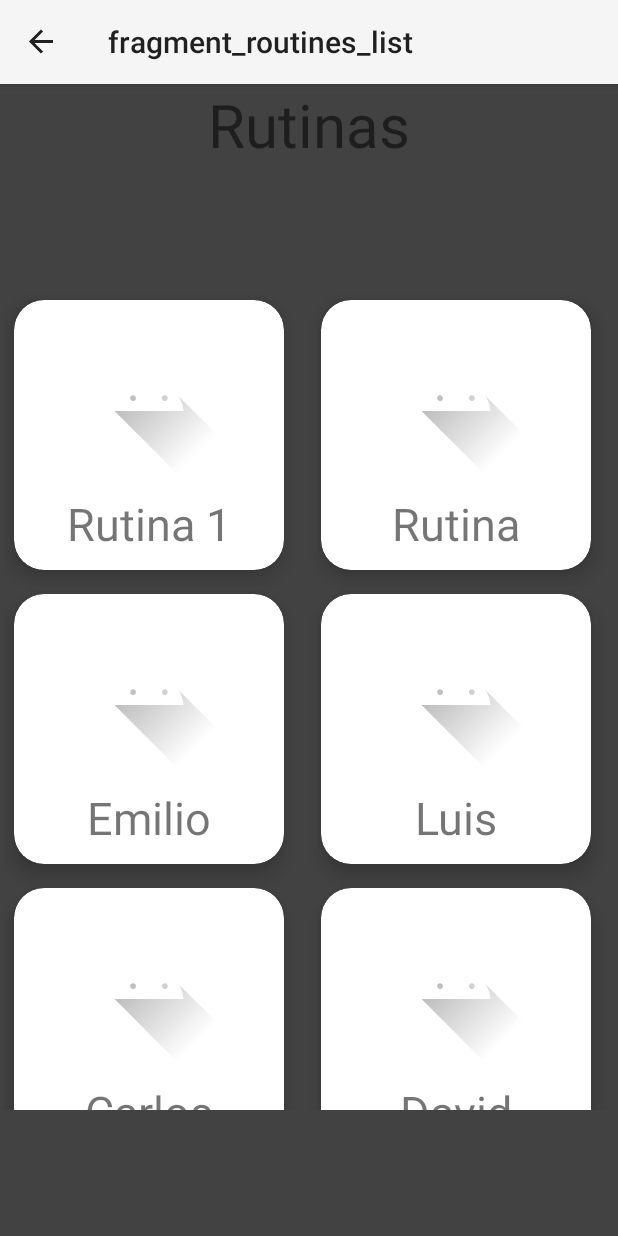
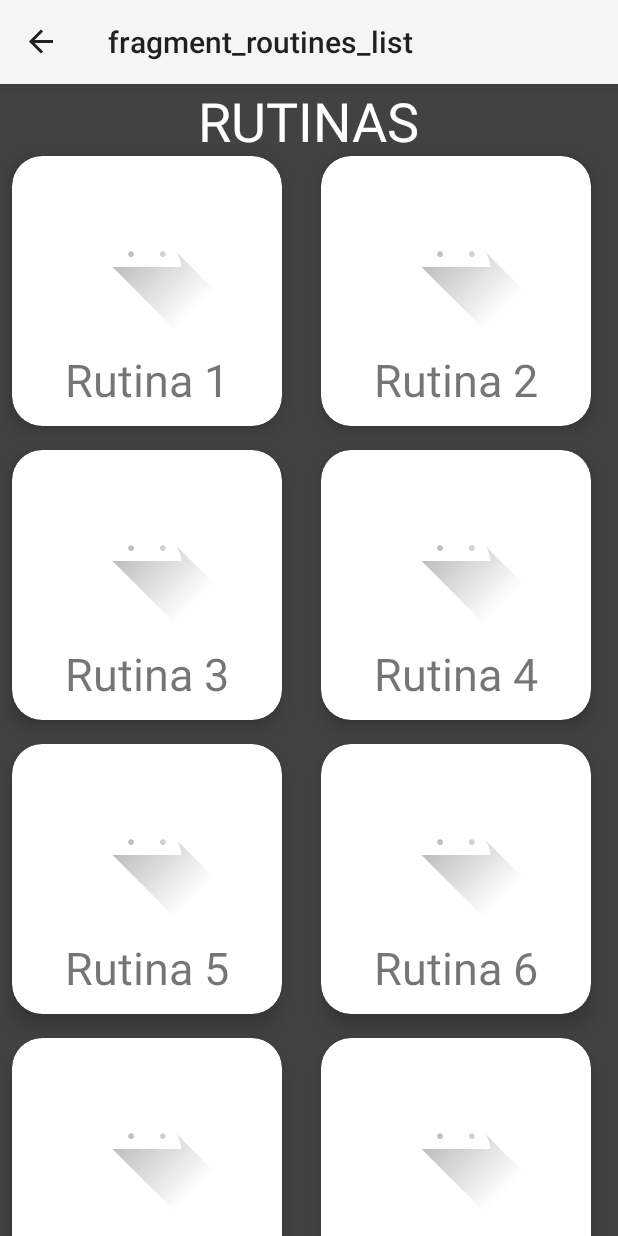
Before and after one commit to andykamin3/AppClientes, an Android app: the RoutinesListFragment screen opened through its navigation route, in the side drawer, after a tap on "Rutinas", on a phone screen of 412 x 824 dp. Run offline under Robolectric (Android 15) with nearby library versions, the phone set to English and light mode, and no system bars; our stand-ins replace navigation-ui.

Commit message:
Agregué el recycler view de rutinas y logré que pase valores específicos de una rutina dependiendo el item que presiones

```diff
--- a/app/build.gradle
+++ b/app/build.gradle
@@ -39,5 +39,7 @@ dependencies {
     androidTestImplementation 'androidx.test.ext:junit:1.1.1'
     androidTestImplementation 'androidx.test.espresso:espresso-core:3.2.0'
     implementation 'com.google.android.material:material:1.1.0'
+    implementation 'com.github.bumptech.glide:glide:4.9.0'
+
 
 }
--- a/app/src/main/AndroidManifest.xml
+++ b/app/src/main/AndroidManifest.xml
@@ -1,7 +1,7 @@
 <?xml version="1.0" encoding="utf-8"?>
 <manifest xmlns:android="http://schemas.android.com/apk/res/android"
     package="com.example.appclientes2">
-
+    <uses-permission android:name="android.permission.INTERNET" />
     <application
         android:allowBackup="true"
         android:icon="@mipmap/ic_launcher"
--- a/app/src/main/java/com/example/appclientes2/Adapters/AdapterRoutine.kt
+++ b/app/src/main/java/com/example/appclientes2/Adapters/AdapterRoutine.kt
@@ -9,7 +9,7 @@ import androidx.recyclerview.widget.RecyclerView
 import com.example.appclientes2.Entities.Routine
 import com.example.appclientes2.R
 
-class RoutinesListAdapter (private var routinesList: MutableList<Routine>,val adapterOnClick : () -> Unit) : RecyclerView.Adapter<RoutinesListAdapter.RoutineHolder>() {
+class RoutinesListAdapter (private var routinesList: MutableList<Routine>,val adapterOnClick : (Int) -> Unit) : RecyclerView.Adapter<RoutinesListAdapter.RoutineHolder>() {
 
     companion object {
 
@@ -52,7 +52,7 @@ class RoutinesListAdapter (private var routinesList: MutableList<Routine>,val ad
     override fun onBindViewHolder(holder: RoutineHolder, position: Int) {
         holder.bindItems(routinesList[position])
         holder.getCardLayout().setOnClickListener {
-            adapterOnClick()
+            adapterOnClick(position)
         }
 
 
--- a/app/src/main/java/com/example/appclientes2/Entities/Routine.kt
+++ b/app/src/main/java/com/example/appclientes2/Entities/Routine.kt
@@ -1,23 +1,25 @@
 package com.example.appclientes2.Entities
 
-class Routine(name: String /*intensify : String, bodyPart: String, professor: String, objective: String, duration: Int, image: String*/) {
+class Routine(name: String?//, intensify : String?, bodyPart: String?, duration: Int?, image: String?
+             //,professor: String, objective: String
+             ) {
 
-    lateinit var name: String
-   /* lateinit var intensify: String
-    lateinit var bodyPart: String
+    var name: String = "name"
+    /*var intensify: String = "intensify"
+    var bodyPart: String = "bodypart"
     lateinit var professor: String
     lateinit var objective: String
-    var duration: Int*/
-    lateinit var image: String
+    var duration: Int = 230
+    var image: String = "image" */
 
     init{
-        this.name = name
-        /*this.intensify = intensify
-        this.bodyPart = bodyPart
-        this.professor = professor
-        this.objective = objective
-        this.duration = duration*/
-        this.image = image
-
+        this.name = name!!
+      /*  this.intensify = intensify!!
+        this.bodyPart = bodyPart!!
+      //this.professor = professor
+      //this.objective = objective
+        this.duration = duration!!
+        this.image = image!!
+        */
     }
 }
--- a/app/src/main/java/com/example/appclientes2/RoutinesFragments/RoutinesListFragment.kt
+++ b/app/src/main/java/com/example/appclientes2/RoutinesFragments/RoutinesListFragment.kt
@@ -24,10 +24,6 @@ class RoutinesListFragment : Fragment() {
     private lateinit var routinesListAdapter: RoutinesListAdapter
     private lateinit var gridLayoutManager : GridLayoutManager
 
-    companion object {
-        fun newInstance() = RoutinesListFragment()
-    }
-
     override fun onCreateView(
         inflater: LayoutInflater, container: ViewGroup?,
         savedInstanceState: Bundle?
@@ -38,34 +34,31 @@ class RoutinesListFragment : Fragment() {
         return v
     }
 
-    override fun onActivityCreated(savedInstanceState: Bundle?) {
-        super.onActivityCreated(savedInstanceState)
-        // TODO: Use the ViewModel
-    }
-
     override fun onStart() {
         super.onStart()
 
         routine.add(Routine("Rutina 1"))
-        routine.add(Routine("Rutina"))
-        routine.add(Routine("Emilio"))
-        routine.add(Routine("Luis"))
-        routine.add(Routine("Carlos"))
-        routine.add(Routine("David"))
+        routine.add(Routine("Rutina 2"))
+        routine.add(Routine("Rutina 3"))
+        routine.add(Routine("Rutina 4"))
+        routine.add(Routine("Rutina 5"))
+        routine.add(Routine("Rutina 6"))
 
         recRoutines.setHasFixedSize(true)
         gridLayoutManager = GridLayoutManager(context,2, LinearLayoutManager.VERTICAL,false)
         recRoutines.layoutManager = gridLayoutManager
-        routinesListAdapter= RoutinesListAdapter(routine!!){onItemClick()}
+        routinesListAdapter= RoutinesListAdapter(routine!!){position -> onItemClick(position)}
         //routinesListAdapter = RoutinesListAdapter(routine)
         recRoutines.adapter = routinesListAdapter
 
     }
 
-    public fun onItemClick(){
+    public fun onItemClick(position : Int){
         Snackbar.make(v,"click", Snackbar.LENGTH_SHORT).show()
-        val action1to2 = RoutinesListFragmentDirections.actionDestinationRoutinesToSpecificRoutineFragment()
 
+        val action1to2 = RoutinesListFragmentDirections.actionDestinationRoutinesToSpecificRoutineFragment(
+            routine[position].name
+        )
         v.findNavController().navigate(action1to2)
     }
 
--- a/app/src/main/java/com/example/appclientes2/RoutinesFragments/SpecificRoutineFragment.kt
+++ b/app/src/main/java/com/example/appclientes2/RoutinesFragments/SpecificRoutineFragment.kt
@@ -5,14 +5,29 @@ import androidx.fragment.app.Fragment
 import android.view.LayoutInflater
 import android.view.View
 import android.view.ViewGroup
+import android.widget.TextView
 import com.example.appclientes2.R
+import kotlinx.android.synthetic.main.fragment_specific_routine.*
 
 class SpecificRoutineFragment : Fragment() {
+
+    lateinit var v : View
+    lateinit var txt1 : TextView
 
     override fun onCreateView(
         inflater: LayoutInflater, container: ViewGroup?,
         savedInstanceState: Bundle?
     ): View? {
-        return inflater.inflate(R.layout.fragment_specific_routine, container, false)
+        v = inflater.inflate(R.layout.fragment_specific_routine, container, false)
+        txt1 = v.findViewById(R.id.txtSpecificRoutine)
+        return v
+    }
+
+
+    override fun onStart() {
+        super.onStart()
+
+        val strName = SpecificRoutineFragmentArgs.fromBundle(requireArguments()).strName
+        txtSpecificRoutine.text = strName
     }
 }
--- a/app/src/main/res/layout/fragment_events_list.xml
+++ b/app/src/main/res/layout/fragment_events_list.xml
@@ -12,6 +12,7 @@
         android:layout_width="wrap_content"
         android:layout_height="wrap_content"
         android:text="Eventos"
+        android:textColor="@color/colorWhite"
         android:textSize="40sp"
         app:layout_constraintBottom_toBottomOf="parent"
         app:layout_constraintEnd_toEndOf="parent"
--- a/app/src/main/res/layout/fragment_favorite.xml
+++ b/app/src/main/res/layout/fragment_favorite.xml
@@ -13,6 +13,7 @@
         android:layout_height="wrap_content"
         android:text="Favoritos"
         android:textSize="40sp"
+        android:textColor="@color/colorWhite"
         app:layout_constraintBottom_toBottomOf="parent"
         app:layout_constraintEnd_toEndOf="parent"
         app:layout_constraintStart_toStartOf="parent"
--- a/app/src/main/res/layout/fragment_machines_list.xml
+++ b/app/src/main/res/layout/fragment_machines_list.xml
@@ -12,6 +12,7 @@
         android:layout_width="wrap_content"
         android:layout_height="wrap_content"
         android:text="Máquinas"
+        android:textColor="@color/colorWhite"
         android:textSize="40sp"
         app:layout_constraintBottom_toBottomOf="parent"
         app:layout_constraintEnd_toEndOf="parent"
--- a/app/src/main/res/layout/fragment_main.xml
+++ b/app/src/main/res/layout/fragment_main.xml
@@ -12,6 +12,7 @@
         android:layout_width="wrap_content"
         android:layout_height="wrap_content"
         android:text="Inicio"
+        android:textColor="@color/colorWhite"
         android:textSize="40sp"
         app:layout_constraintBottom_toBottomOf="parent"
         app:layout_constraintEnd_toEndOf="parent"
--- a/app/src/main/res/layout/fragment_profile.xml
+++ b/app/src/main/res/layout/fragment_profile.xml
@@ -12,6 +12,7 @@
         android:layout_width="wrap_content"
         android:layout_height="wrap_content"
         android:text="Perfil"
+        android:textColor="@color/colorWhite"
         android:textSize="40sp"
         app:layout_constraintBottom_toBottomOf="parent"
         app:layout_constraintEnd_toEndOf="parent"
--- a/app/src/main/res/layout/fragment_routines_list.xml
+++ b/app/src/main/res/layout/fragment_routines_list.xml
@@ -5,27 +5,29 @@
     android:id="@+id/frameLayout7"
     android:layout_width="match_parent"
     android:layout_height="match_parent"
+    android:background="@color/colorGreyBlack"
     tools:context=".RoutinesFragments.RoutinesListFragment">
 
+    <androidx.recyclerview.widget.RecyclerView
+        android:id="@+id/rec_routines"
+        android:layout_width="match_parent"
+        android:layout_height="match_parent"
+        android:layout_marginTop="40dp"
+        app:layout_constraintBottom_toBottomOf="parent"
+        app:layout_constraintEnd_toEndOf="parent"
+        app:layout_constraintHorizontal_bias="0.0"
+        app:layout_constraintStart_toStartOf="parent"
+        app:layout_constraintTop_toBottomOf="@+id/textViewRoutines" />
+
     <TextView
-        android:id="@+id/textView7"
+        android:id="@+id/textViewRoutines"
         android:layout_width="wrap_content"
-        android:layout_height="wrap_content"
-        android:text="Rutinas"
-        android:textSize="40sp"
+        android:layout_height="40dp"
+        android:text="RUTINAS"
+        android:textColor="@color/colorWhite"
+        android:textSize="36sp"
         app:layout_constraintEnd_toEndOf="parent"
         app:layout_constraintStart_toStartOf="parent"
         app:layout_constraintTop_toTopOf="parent" />
 
-    <androidx.recyclerview.widget.RecyclerView
-        android:id="@+id/rec_routines"
-        android:layout_width="409dp"
-        android:layout_height="548dp"
-        android:layout_marginStart="1dp"
-        android:layout_marginEnd="1dp"
-        android:layout_marginBottom="2dp"
-        app:layout_constraintBottom_toBottomOf="parent"
-        app:layout_constraintEnd_toEndOf="parent"
-        app:layout_constraintStart_toStartOf="parent"
-        app:layout_constraintTop_toBottomOf="@+id/textView7" />
 </androidx.constraintlayout.widget.ConstraintLayout>
--- a/app/src/main/res/layout/fragment_specific_routine.xml
+++ b/app/src/main/res/layout/fragment_specific_routine.xml
@@ -5,4 +5,15 @@
     android:id="@+id/frameLayout11"
     android:layout_width="match_parent"
     android:layout_height="match_parent"
-    tools:context=".RoutinesFragments.SpecificRoutineFragment"/>
+    tools:context=".RoutinesFragments.SpecificRoutineFragment">
+
+    <TextView
+        android:id="@+id/txtSpecificRoutine"
+        android:layout_width="wrap_content"
+        android:layout_height="wrap_content"
+        android:text="TextView"
+        app:layout_constraintBottom_toBottomOf="parent"
+        app:layout_constraintEnd_toEndOf="parent"
+        app:layout_constraintStart_toStartOf="parent"
+        app:layout_constraintTop_toTopOf="parent" />
+</androidx.constraintlayout.widget.ConstraintLayout>
--- a/app/src/main/res/layout/item_routine.xml
+++ b/app/src/main/res/layout/item_routine.xml
@@ -19,7 +19,7 @@
             android:id="@+id/txt_name_item"
             android:layout_width="wrap_content"
             android:layout_height="wrap_content"
-            android:text="Pepe"
+            android:text="Rutina 1"
             android:textSize="30sp"
             app:layout_constraintBottom_toBottomOf="parent"
             app:layout_constraintEnd_toEndOf="parent"
--- a/app/src/main/res/navigation/navgraph.xml
+++ b/app/src/main/res/navigation/navgraph.xml
@@ -63,6 +63,9 @@
         <action
             android:id="@+id/action_specificRoutineFragment_to_specificExerciseFragment"
             app:destination="@id/specificExerciseFragment" />
+        <argument
+            android:name="strName"
+            app:argType="string" />
     </fragment>
     <fragment
         android:id="@+id/routineIniciatedFragment"
```
